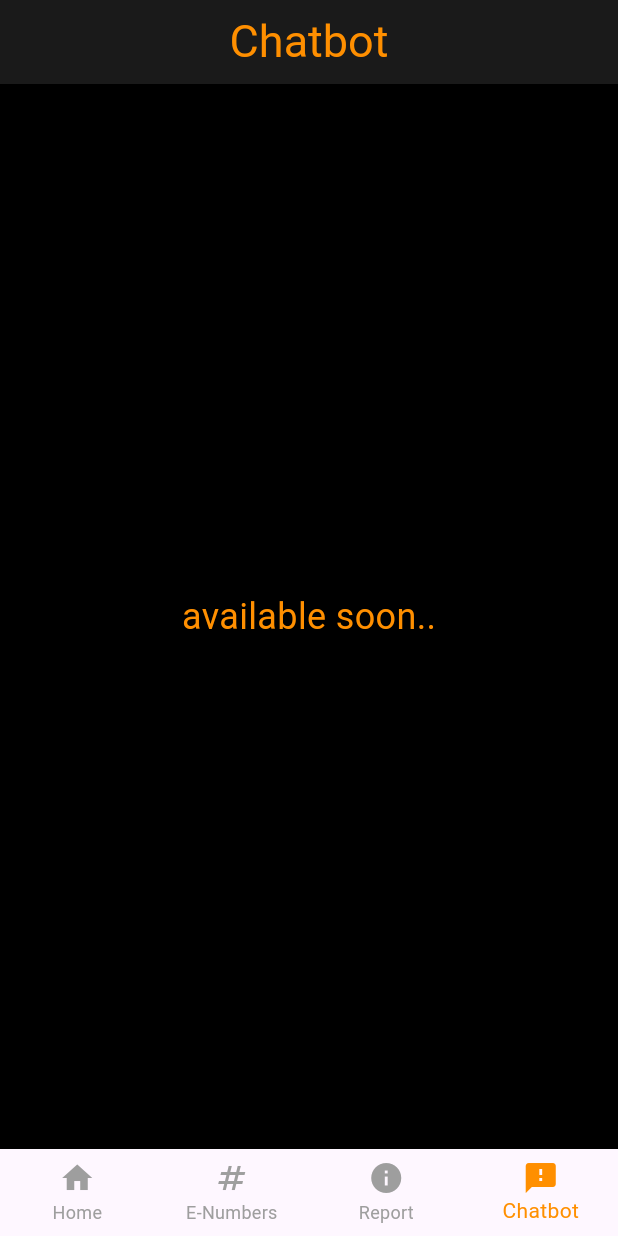
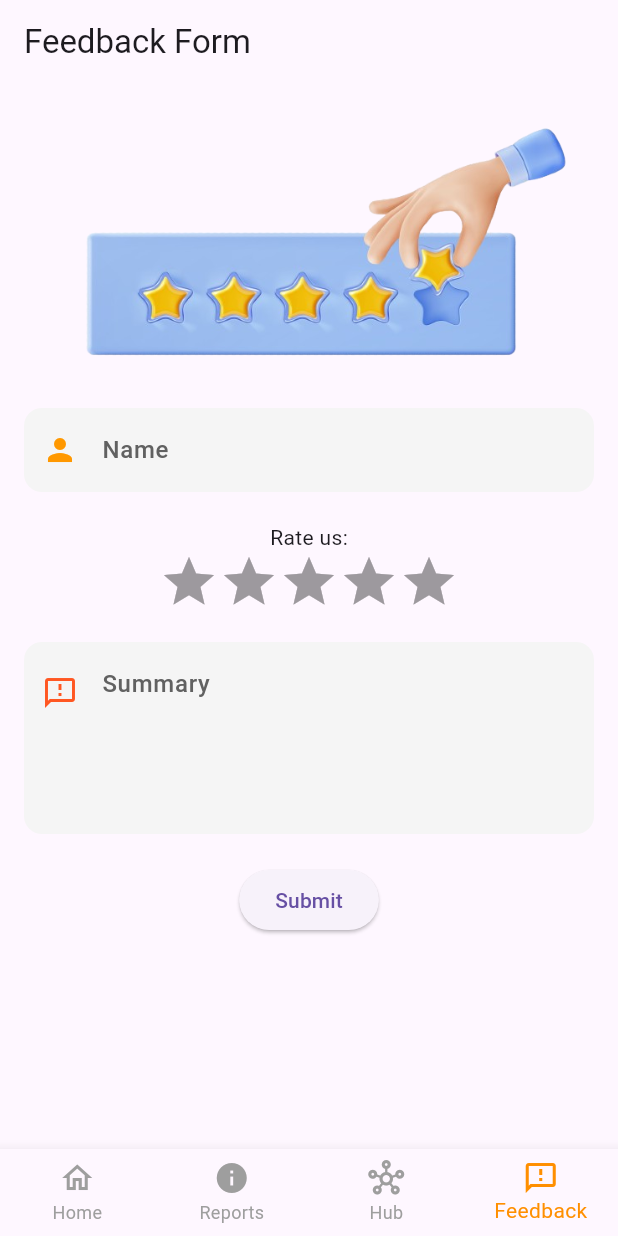
Before and after one commit to vamsikrishnaperuri/Community_Disaster_Management, a Flutter app: the screen it shows after launch, item 4 of the bottom bar chosen, on a phone screen of 412 x 824 dp. Run offline on Flutter 3.47's test engine with Material 3 defaults, Android fonts, the phone set to English and light mode, and no system bars; drawn by our look-alikes of flutter_rating_bar; our stand-ins replace cloud_firestore, firebase_auth, firebase_core, firebase_storage, geocoding, geolocator and 2 more; accounts and stored records are empty; network calls fail; Roboto replaces fonts that are missing (Salsa).

Commit message:
ADDED: Hub, Feedback

```diff
--- a/lib/Screens/e_numbers_page.dart
+++ b/lib/Screens/e_numbers_page.dart
@@ -29,7 +29,7 @@ class _ENumbersPageState extends State<ENumbersPage> {
   Widget build(BuildContext context) {
     return SafeArea(
       child: Scaffold(
-        backgroundColor: Color(0xFFFFFFFF),
+        backgroundColor: const Color(0xFFFFFFFF),
         body: Padding( // Scaffold still needed for safe area, etc.
           padding: const EdgeInsets.only(
             top: 16.0,
@@ -76,7 +76,7 @@ class _ENumbersPageState extends State<ENumbersPage> {
                     onTap: () {
                       Navigator.push(
                         context,
-                        MaterialPageRoute(builder: (context) => LocationPage()),
+                        MaterialPageRoute(builder: (context) => const LocationPage()),
                       );
                     },
                     borderRadius: BorderRadius.circular(30),
--- a/lib/Screens/feedback_page.dart
+++ b/lib/Screens/feedback_page.dart
@@ -1,39 +1,154 @@
 import 'package:flutter/material.dart';
-import 'package:google_fonts/google_fonts.dart';
+import 'package:cloud_firestore/cloud_firestore.dart';
+import 'package:flutter_rating_bar/flutter_rating_bar.dart';
 
 class FeedbackPage extends StatefulWidget {
-  const FeedbackPage({super.key});
-
   @override
-  State<FeedbackPage> createState() => _FeedbackPageState();
+  _FeedbackPageState createState() => _FeedbackPageState();
 }
 
 class _FeedbackPageState extends State<FeedbackPage> {
+  final _formKey = GlobalKey<FormState>();
+  String name = '';
+  double rating = 0;
+  String summary = '';
+
+  void _submitFeedback() async {
+    if (_formKey.currentState!.validate()) {
+      await FirebaseFirestore.instance.collection('feedbacks').add({
+        'name': name,
+        'rating': rating,
+        'summary': summary,
+        'timestamp': FieldValue.serverTimestamp(),
+      });
+
+      ScaffoldMessenger.of(context).showSnackBar(
+        const SnackBar(content: Text('Feedback submitted!')),
+      );
+
+      // Clear the form
+      _formKey.currentState!.reset();
+      setState(() {
+        rating = 0;
+      });
+    }
+  }
+
   @override
   Widget build(BuildContext context) {
     return Scaffold(
-      appBar: AppBar(
-        centerTitle: true,
-        backgroundColor: Colors.white10,
-        title: Text(
-          "Chatbot",
-          style: GoogleFonts.salsa(
-            textStyle: TextStyle(
-              color: Colors.amber[800],
-              fontSize: 30,
-            ),
-          ),
-        ),
-      ),
-      backgroundColor: Colors.black,
-      body: Center(
-        child: Text(
-          'available soon..',
-          style: GoogleFonts.salsa(
-            textStyle: TextStyle(
-              color: Colors.amber[800],
-              fontSize: 24,
-            ),
+      appBar: AppBar(title: const Text('Feedback Form')),
+      body: SingleChildScrollView(
+        padding: const EdgeInsets.all(16.0),
+        child: Form(
+          key: _formKey,
+          child: Column(
+            children: [
+              // Name
+              Container(
+                height: 200,
+                width: double.infinity,
+                decoration: const BoxDecoration(
+                  image: DecorationImage(
+                    image: AssetImage('lib/assets/feedback.png'),
+                    fit: BoxFit.cover,
+                    // ),
+                  ),
+                ),
+              ),
+              TextFormField(
+                decoration: InputDecoration(
+                  labelText: 'Name',
+                  labelStyle: TextStyle(
+                    color: Colors.grey[700],
+                    fontSize: 16,
+                    fontWeight: FontWeight.w500,
+                  ),
+                  filled: true,
+                  fillColor: Colors.grey[100],
+                  border: OutlineInputBorder(
+                    borderRadius: BorderRadius.circular(12),
+                    borderSide: BorderSide.none,
+                  ),
+                  focusedBorder: OutlineInputBorder(
+                    borderRadius: BorderRadius.circular(12),
+                    borderSide: const BorderSide(
+                      color: Colors.orange, // highlight color on focus
+                      width: 2,
+                    ),
+                  ),
+                  prefixIcon: Icon(Icons.person, color: Colors.orange),
+                ),
+                validator: (value) =>
+                value == null || value.isEmpty ? 'Enter your name' : null,
+                onChanged: (value) => name = value,
+              ),
+
+
+              const SizedBox(height: 20),
+
+              // Star Rating
+              const Text("Rate us:"),
+              RatingBar.builder(
+                initialRating: rating,
+                minRating: 1,
+                direction: Axis.horizontal,
+                allowHalfRating: true,
+                itemCount: 5,
+                itemBuilder: (context, _) => const Icon(
+                  Icons.star,
+                  color: Colors.amber,
+                ),
+                onRatingUpdate: (r) => rating = r,
+              ),
+
+              const SizedBox(height: 20),
+
+              // Summary
+              TextFormField(
+                decoration: InputDecoration(
+                  labelText: 'Summary',
+                  labelStyle: TextStyle(
+                    color: Colors.grey[700],
+                    fontSize: 16,
+                    fontWeight: FontWeight.w500,
+                  ),
+                  alignLabelWithHint: true,
+                  hintText: "Write your feedback here...",
+                  hintStyle: TextStyle(color: Colors.grey[400]),
+                  filled: true,
+                  fillColor: Colors.grey[100],
+                  border: OutlineInputBorder(
+                    borderRadius: BorderRadius.circular(12),
+                    borderSide: BorderSide.none,
+                  ),
+                  focusedBorder: OutlineInputBorder(
+                    borderRadius: BorderRadius.circular(12),
+                    borderSide: const BorderSide(
+                      color: Colors.deepOrange,
+                      width: 2,
+                    ),
+                  ),
+                  prefixIcon: const Padding(
+                    padding: EdgeInsets.only(bottom: 60), // adjust for multiline
+                    child: Icon(Icons.feedback_outlined, color: Colors.deepOrange),
+                  ),
+                ),
+                maxLines: 4,
+                validator: (value) => value == null || value.isEmpty
+                    ? 'Please write your feedback'
+                    : null,
+                onChanged: (value) => summary = value,
+              ),
+
+
+              const SizedBox(height: 20),
+
+              ElevatedButton(
+                onPressed: _submitFeedback,
+                child: const Text('Submit'),
+              ),
+            ],
           ),
         ),
       ),
--- a/lib/main.dart
+++ b/lib/main.dart
@@ -2,12 +2,12 @@ import 'dart:io';
 
 import 'package:flutter/material.dart';
 import 'package:geolocator/geolocator.dart';
+import 'package:w_a_p/Screens/DisasterInfoScreen.dart';
 import 'Screens/e_numbers_page.dart';
 import 'Screens/feedback_page.dart';
 import 'package:firebase_core/firebase_core.dart';
 import 'package:firebase_auth/firebase_auth.dart';
 import 'Screens/home_page.dart';
-import 'Screens/location_page.dart';
 
 void main() async {
   WidgetsFlutterBinding.ensureInitialized();
@@ -65,7 +65,7 @@ class _MyHomePageState extends State<MyHomePage> {
   static final List<Widget> _widgetOptions = <Widget>[
     HomeScreen(),
     ENumbersPage(),
-    LocationPage(),
+    DisasterInfoScreen(),
     FeedbackPage(),
   ];
 
@@ -84,20 +84,20 @@ class _MyHomePageState extends State<MyHomePage> {
       bottomNavigationBar: BottomNavigationBar(
         items: const <BottomNavigationBarItem>[
           BottomNavigationBarItem(
-            icon: Icon(Icons.home),
+            icon: Icon(Icons.home_outlined),
             label: 'Home',
           ),
           BottomNavigationBarItem(
-            icon: Icon(Icons.numbers),
-            label: 'E-Numbers',
+            icon: Icon(Icons.info),
+            label: 'Reports',
           ),
           BottomNavigationBarItem(
-            icon: Icon(Icons.info),
-            label: 'Report',
+            icon: Icon(Icons.hub_outlined),
+            label: 'Hub',
           ),
           BottomNavigationBarItem(
-            icon: Icon(Icons.feedback),
-            label: 'Chatbot',
+            icon: Icon(Icons.feedback_outlined),
+            label: 'Feedback',
           ),
         ],
         currentIndex: _selectedIndex,
--- a/pubspec.yaml
+++ b/pubspec.yaml
@@ -55,6 +55,8 @@ dependencies:
   geocoding: ^3.0.0
   image_picker: ^1.0.4
   firebase_storage: ^12.4.4  # or latest
+  flutter_rating_bar: ^4.0.1
+  flutter_svg: ^2.0.7
 
 
 dev_dependencies:
```
Also changed, not shown: lib/Screens/DisasterInfoScreen.dart (added, +158 -0 lines), lib/Screens/home_page.dart (+16 -16 lines), lib/Screens/location_page.dart (+4 -6 lines), lib/assets/feedback.png (added), pubspec.lock, 4 other files.
